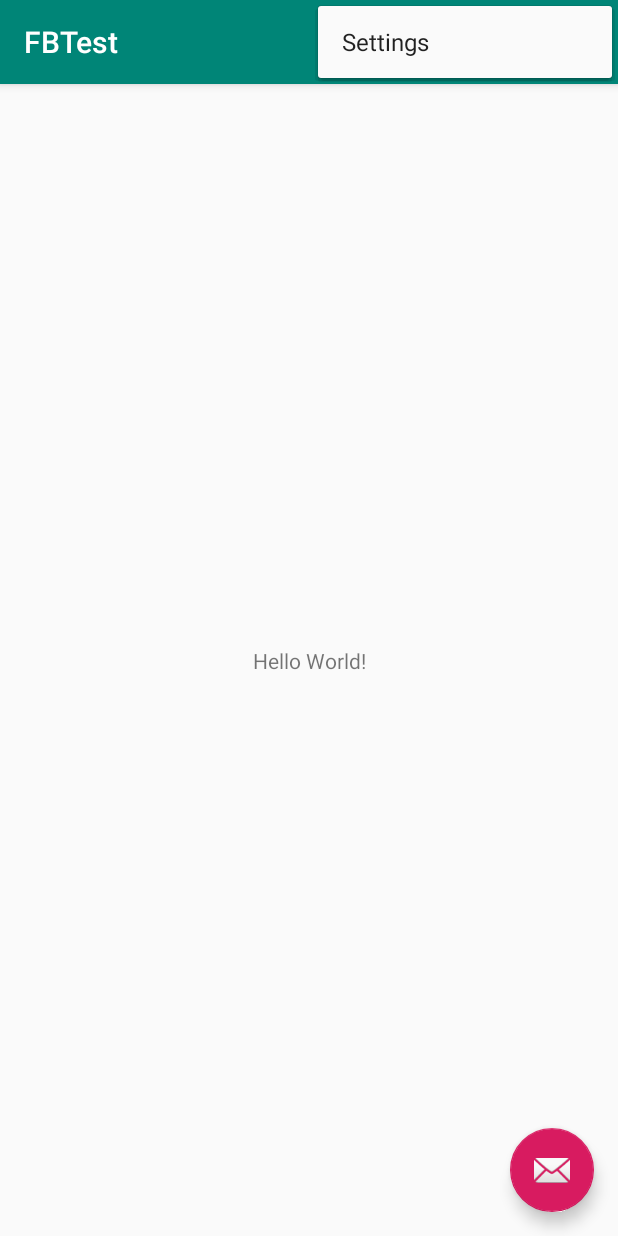
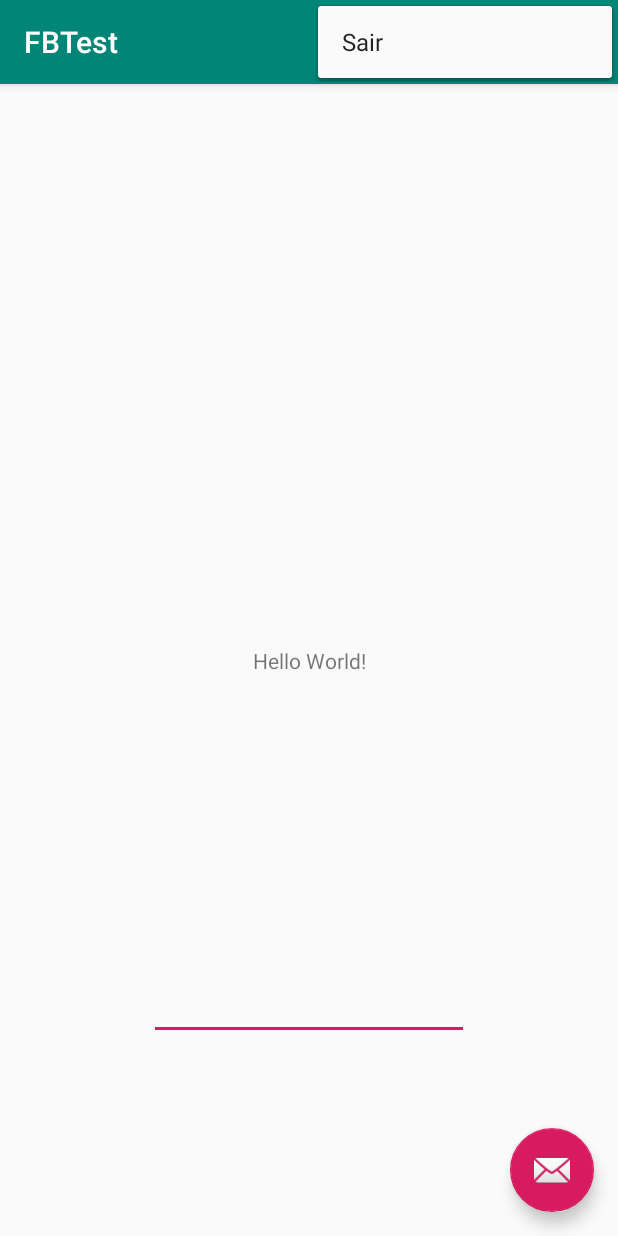
Before and after one commit to AJFNC/FBTest, an Android app: the screen it shows after launch (MainActivity), with the options menu open, on a phone screen of 412 x 824 dp. Run offline under Robolectric (Android 15) with nearby library versions, the phone set to English and light mode, and no system bars; our stand-ins replace Firebase (no records; nobody signed in at launch, a user with empty details on screens opened directly).

```diff
--- a/app/src/main/java/co/recyclesolutions/fbtest/MainActivity.java
+++ b/app/src/main/java/co/recyclesolutions/fbtest/MainActivity.java
@@ -9,6 +9,7 @@ import android.util.Log;
 import android.view.View;
 import android.view.Menu;
 import android.view.MenuItem;
+import android.widget.EditText;
 import android.widget.TextView;
 
 import com.google.firebase.FirebaseApp;
@@ -33,6 +34,7 @@ public class MainActivity extends AppCompatActivity {
         setSupportActionBar(toolbar);
 
         final TextView tvValue = findViewById(R.id.tvValue);
+        final EditText etValue = findViewById(R.id.editText2);
 
         FirebaseApp.initializeApp(this);
 
@@ -46,11 +48,13 @@ public class MainActivity extends AppCompatActivity {
                 Snackbar.make(view, "Replace with your own action", Snackbar.LENGTH_LONG)
                         .setAction("Action", null).show();
 
+                String strValue = etValue.getText().toString();
+
                 // Write a message to the database
                 FirebaseDatabase database = FirebaseDatabase.getInstance();
                 DatabaseReference myRef = database.getReference("message/" + count);
 
-                myRef.setValue("Eu Alexandre Cavalcanti escrevi aqui: " + count + " vezes");
+                myRef.setValue(strValue + ": " + count);
 
 
                 count++;
@@ -95,6 +99,8 @@ public class MainActivity extends AppCompatActivity {
 
         //noinspection SimplifiableIfStatement
         if (id == R.id.action_settings) {
+            finishAffinity();
+            System.exit(0);
             return true;
         }
 
--- a/app/src/main/res/layout/content_main.xml
+++ b/app/src/main/res/layout/content_main.xml
@@ -18,4 +18,17 @@
         app:layout_constraintRight_toRightOf="parent"
         app:layout_constraintTop_toTopOf="parent" />
 
+    <EditText
+        android:id="@+id/editText2"
+        android:layout_width="wrap_content"
+        android:layout_height="205dp"
+        android:layout_marginStart="8dp"
+        android:layout_marginTop="38dp"
+        android:layout_marginEnd="8dp"
+        android:ems="10"
+        android:inputType="textMultiLine"
+        app:layout_constraintEnd_toEndOf="parent"
+        app:layout_constraintStart_toStartOf="parent"
+        app:layout_constraintTop_toBottomOf="@+id/tvValue" />
+
 </android.support.constraint.ConstraintLayout>
--- a/app/src/main/res/menu/menu_main.xml
+++ b/app/src/main/res/menu/menu_main.xml
@@ -5,6 +5,6 @@
     <item
         android:id="@+id/action_settings"
         android:orderInCategory="100"
-        android:title="@string/action_settings"
+        android:title="@string/action_exit"
         app:showAsAction="never" />
 </menu>
--- a/app/src/main/res/values/strings.xml
+++ b/app/src/main/res/values/strings.xml
@@ -1,4 +1,5 @@
 <resources>
     <string name="app_name">FBTest</string>
     <string name="action_settings">Settings</string>
+    <string name="action_exit">Sair</string>
 </resources>
```
